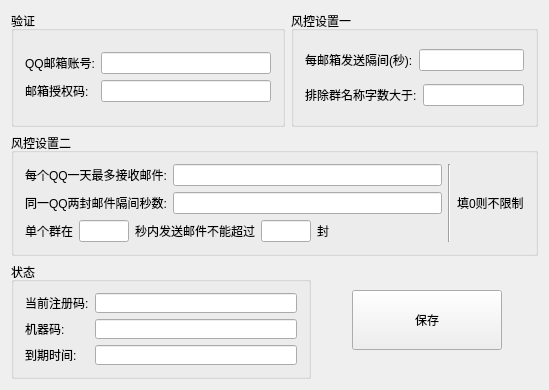
This is Gui/WSystem.ui in ConstStar/Market as Qt 5 draws it before an edit. The edited form follows.
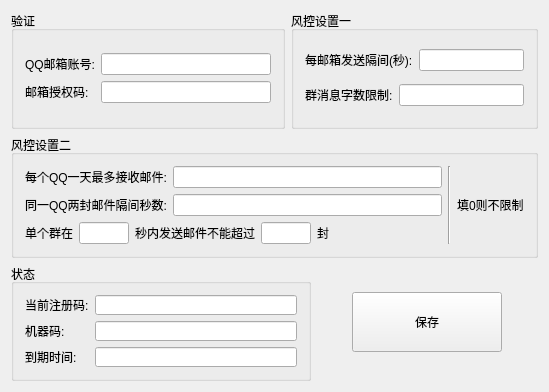
This is the edited form.

The edit to the form file:
```diff
--- a/Gui/WSystem.ui
+++ b/Gui/WSystem.ui
@@ -7,7 +7,7 @@
     <x>0</x>
     <y>0</y>
     <width>549</width>
-    <height>390</height>
+    <height>392</height>
    </rect>
   </property>
   <property name="windowTitle">
@@ -105,7 +105,7 @@
               <item>
                <widget class="QLabel" name="label_11">
                 <property name="text">
-                 <string>排除群名称字数大于:</string>
+                 <string>群消息字数限制:</string>
                 </property>
                </widget>
               </item>
```
Left out of the diff: 2 changed lines with no effect on the pictures.
